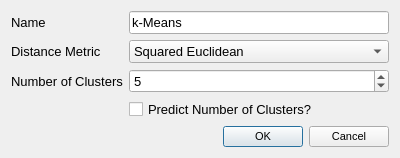
VespucciProject/Vespucci, file Vespucci/GUI/Analysis/kmeansdialog.ui: the form before one commit.
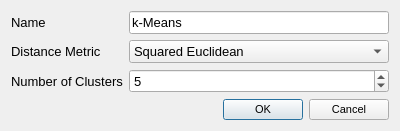
The form after the commit.

Commit message: MetaAnalyzer, MultiAnalyzer and VespucciDataset now inherit a new abstract class (AbstractDataAnalyzer), removing the klugy overloaded constructors that were used for analysis dialogs. Rank estimation moved out of dialogs.

What changed in the file:
```diff
--- a/Vespucci/GUI/Analysis/kmeansdialog.ui
+++ b/Vespucci/GUI/Analysis/kmeansdialog.ui
@@ -7,7 +7,7 @@
     <x>0</x>
     <y>0</y>
     <width>400</width>
-    <height>155</height>
+    <height>127</height>
    </rect>
   </property>
   <property name="font">
@@ -85,13 +85,6 @@
     </widget>
    </item>
    <item row="3" column="1">
-    <widget class="QCheckBox" name="predictionCheckBox">
-     <property name="text">
-      <string>Predict Number of Clusters?</string>
-     </property>
-    </widget>
-   </item>
-   <item row="4" column="1">
     <widget class="QDialogButtonBox" name="buttonBox">
      <property name="font">
       <font>
```
The commit also changes 46 other files.
